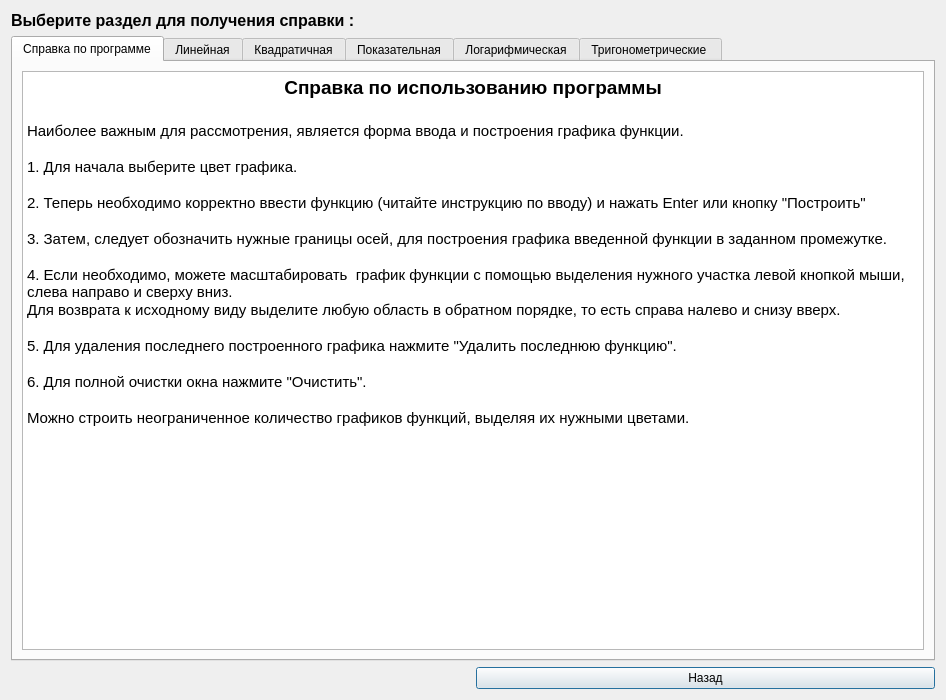
spellanser/graphx, file help.ui: the form before one commit.
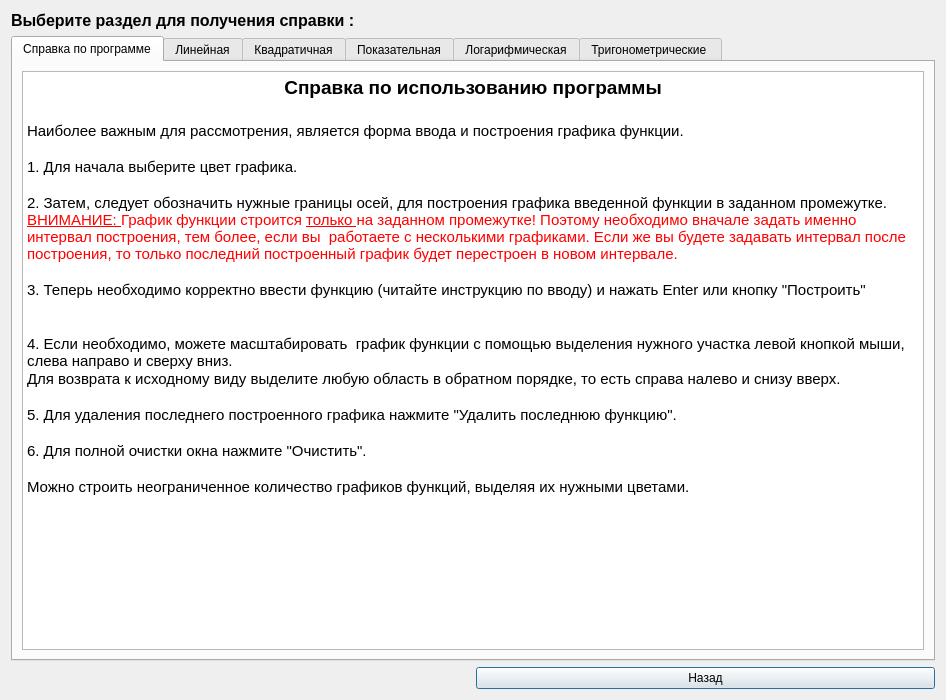
The form after the commit. Icons and pictures are not drawn.

```diff
--- a/help.ui
+++ b/help.ui
@@ -65,9 +65,10 @@
 &lt;p style=&quot;-qt-paragraph-type:empty; margin-top:0px; margin-bottom:0px; margin-left:0px; margin-right:0px; -qt-block-indent:0; text-indent:0px;&quot;&gt;&lt;/p&gt;
 &lt;p style=&quot; margin-top:0px; margin-bottom:0px; margin-left:0px; margin-right:0px; -qt-block-indent:0; text-indent:0px;&quot;&gt;1. Для начала выберите цвет графика.&lt;/p&gt;
 &lt;p style=&quot;-qt-paragraph-type:empty; margin-top:0px; margin-bottom:0px; margin-left:0px; margin-right:0px; -qt-block-indent:0; text-indent:0px;&quot;&gt;&lt;/p&gt;
-&lt;p style=&quot; margin-top:0px; margin-bottom:0px; margin-left:0px; margin-right:0px; -qt-block-indent:0; text-indent:0px;&quot;&gt;2. Теперь необходимо корректно ввести функцию (читайте инструкцию по вводу) и нажать Enter или кнопку &amp;quot;Построить&amp;quot;&lt;/p&gt;
+&lt;p style=&quot; margin-top:0px; margin-bottom:0px; margin-left:0px; margin-right:0px; -qt-block-indent:0; text-indent:0px;&quot;&gt;2. Затем, следует обозначить нужные границы осей, для построения графика введенной функции в заданном промежутке. &lt;span style=&quot; text-decoration: underline; color:#ff0000;&quot;&gt;ВНИМАНИЕ: &lt;/span&gt;&lt;span style=&quot; color:#ff0000;&quot;&gt;График функции строится &lt;/span&gt;&lt;span style=&quot; text-decoration: underline; color:#ff0000;&quot;&gt;только &lt;/span&gt;&lt;span style=&quot; color:#ff0000;&quot;&gt;на заданном промежутке! Поэтому необходимо вначале задать именно интервал построения, тем более, если вы  работаете с несколькими графиками. Если же вы будете задавать интервал после построения, то только последний построенный график будет перестроен в новом интервале.&lt;/span&gt;&lt;/p&gt;
 &lt;p style=&quot;-qt-paragraph-type:empty; margin-top:0px; margin-bottom:0px; margin-left:0px; margin-right:0px; -qt-block-indent:0; text-indent:0px;&quot;&gt;&lt;/p&gt;
-&lt;p style=&quot; margin-top:0px; margin-bottom:0px; margin-left:0px; margin-right:0px; -qt-block-indent:0; text-indent:0px;&quot;&gt;3. Затем, следует обозначить нужные границы осей, для построения графика введенной функции в заданном промежутке.&lt;/p&gt;
+&lt;p style=&quot; margin-top:0px; margin-bottom:0px; margin-left:0px; margin-right:0px; -qt-block-indent:0; text-indent:0px;&quot;&gt;3. Теперь необходимо корректно ввести функцию (читайте инструкцию по вводу) и нажать Enter или кнопку &amp;quot;Построить&amp;quot;&lt;/p&gt;
+&lt;p style=&quot;-qt-paragraph-type:empty; margin-top:0px; margin-bottom:0px; margin-left:0px; margin-right:0px; -qt-block-indent:0; text-indent:0px;&quot;&gt;&lt;/p&gt;
 &lt;p style=&quot;-qt-paragraph-type:empty; margin-top:0px; margin-bottom:0px; margin-left:0px; margin-right:0px; -qt-block-indent:0; text-indent:0px;&quot;&gt;&lt;/p&gt;
 &lt;p style=&quot; margin-top:0px; margin-bottom:0px; margin-left:0px; margin-right:0px; -qt-block-indent:0; text-indent:0px;&quot;&gt;4. Если необходимо, можете масштабировать  график функции с помощью выделения нужного участка левой кнопкой мыши, слева направо и сверху вниз.&lt;/p&gt;
 &lt;p style=&quot; margin-top:0px; margin-bottom:0px; margin-left:0px; margin-right:0px; -qt-block-indent:0; text-indent:0px;&quot;&gt;Для возврата к исходному виду выделите любую область в обратном порядке, то есть справа налево и снизу вверх.&lt;/p&gt;
```
